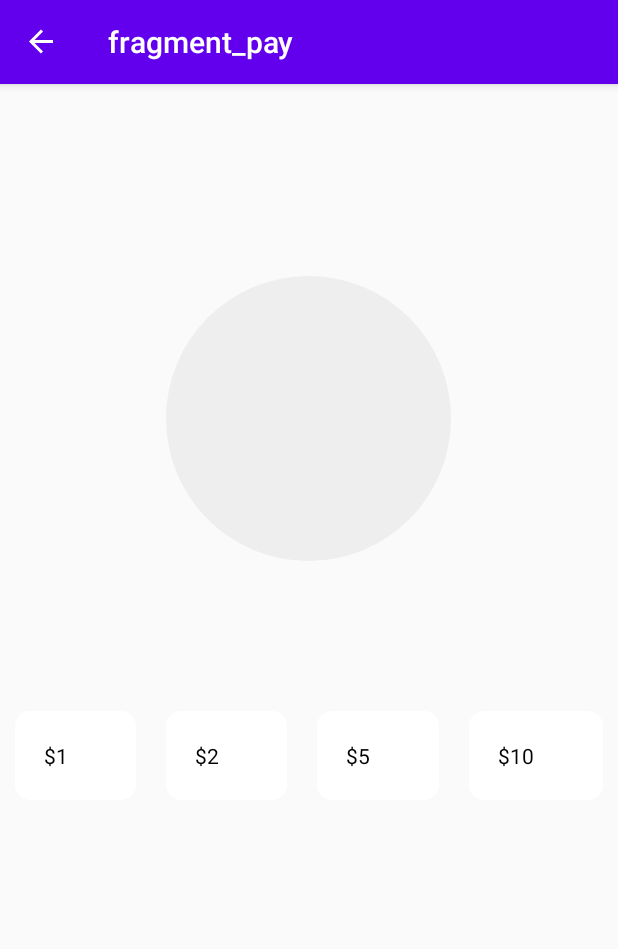
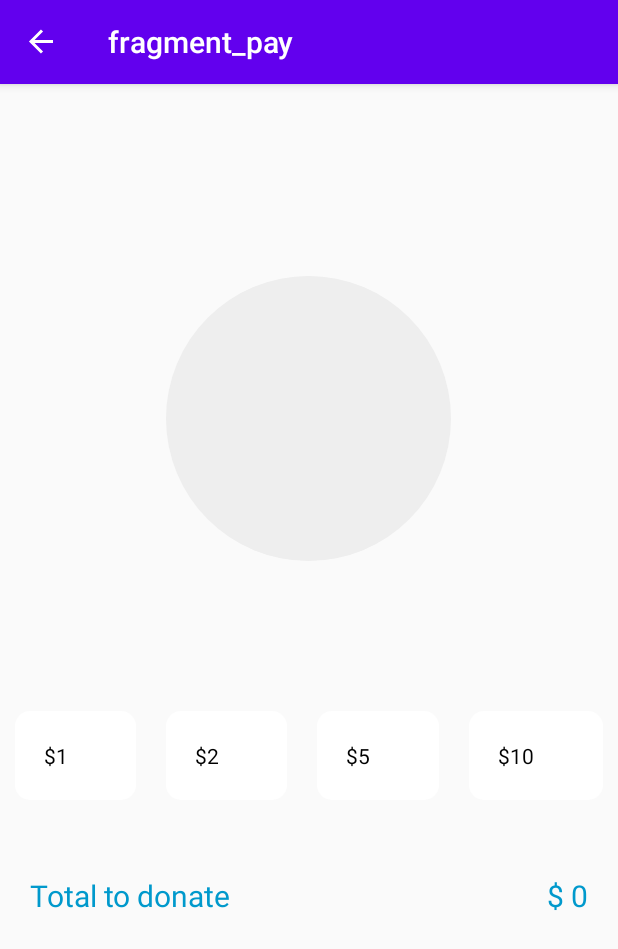
Before and after one commit to LucasPM97/GPaySample, an Android app: the PayFragment screen opened through its navigation route, on a phone screen of 412 x 824 dp. Shown: the top 949 px of the screen. Run offline under Robolectric (Android 15) with nearby library versions, the phone set to English and light mode, and no system bars; our stand-ins replace Picasso, navigation-ui; libraries missing offline, so code that uses them is left out: jp.wasabeef.picasso; pictures from the network do not load; 2 statements that could not run were skipped.

```diff
--- a/app/build.gradle
+++ b/app/build.gradle
@@ -6,6 +6,10 @@ apply plugin: "androidx.navigation.safeargs"
 android {
     compileSdkVersion 29
     buildToolsVersion "29.0.3"
+
+    dataBinding {
+        enabled = true
+    }
 
     defaultConfig {
         applicationId "com.lucas.gpay"
--- a/app/src/main/java/com/lucas/gpay/ui/pay/PayFragment.kt
+++ b/app/src/main/java/com/lucas/gpay/ui/pay/PayFragment.kt
@@ -5,16 +5,16 @@ import android.os.Bundle
 import android.view.LayoutInflater
 import android.view.View
 import android.view.ViewGroup
-import android.widget.RadioGroup
 import androidx.activity.OnBackPressedCallback
 import androidx.fragment.app.Fragment
+import androidx.lifecycle.MutableLiveData
+import androidx.lifecycle.Observer
 import androidx.lifecycle.ViewModelProvider
 import androidx.navigation.fragment.findNavController
 import com.lucas.gpay.R
 import com.squareup.picasso.Picasso
 import jp.wasabeef.picasso.transformations.CropCircleTransformation
 import kotlinx.android.synthetic.main.fragment_pay.*
-import kotlinx.android.synthetic.main.main_fragment.*
 import kotlinx.android.synthetic.main.main_fragment.avatar_image
 
 class PayFragment : Fragment() {
@@ -33,8 +33,24 @@ class PayFragment : Fragment() {
         super.onActivityCreated(savedInstanceState)
         viewModel = ViewModelProvider(this).get(PayViewModel::class.java)
 
-        Picasso.get().load(viewModel.avatarUrl).transform(CropCircleTransformation()).into(avatar_image);
+        Picasso.get().load(viewModel.getAvatarUrl()).transform(CropCircleTransformation()).into(avatar_image);
 
+        val price:MutableLiveData<Int?>? = viewModel.getMountToPay()
+
+        price?.observe(viewLifecycleOwner, Observer {
+            priceMount_text.text = "$ ${it.toString()}"
+        })
+
+        optionList.setOnCheckedChangeListener{ group, checkedId ->
+                val newPrice =  when(checkedId){
+                    price1.id-> 1
+                    price2.id-> 2
+                    price3.id-> 5
+                    price4.id-> 10
+                    else -> 0
+                }
+            viewModel.setMountToPay(newPrice)
+        }
     }
 
     override fun onAttach(context: Context) {
--- a/app/src/main/java/com/lucas/gpay/ui/pay/PayViewModel.kt
+++ b/app/src/main/java/com/lucas/gpay/ui/pay/PayViewModel.kt
@@ -1,12 +1,29 @@
 package com.lucas.gpay.ui.pay
 
+import androidx.lifecycle.MutableLiveData
 import androidx.lifecycle.ViewModel
 
 class PayViewModel : ViewModel() {
     // TODO: Implement the ViewModel
 
-    var avatarUrl: String? = "https://github.com/LucasPM97.png"
+    private var avatarUrl: String? = "https://github.com/LucasPM97.png"
 
-    var mountToPay:Int = 0
+    fun getAvatarUrl():String?{
+        return avatarUrl
+    }
+
+    private var mountToPay:MutableLiveData<Int?>? = null
+
+    fun getMountToPay():MutableLiveData<Int?>? {
+        if (mountToPay == null){
+            mountToPay = MutableLiveData<Int?>()
+            setMountToPay(0)
+        }
+        return mountToPay
+    }
+
+    fun setMountToPay(price:Int){
+        mountToPay?.value = price
+    }
 
 }
--- a/app/src/main/res/layout/fragment_pay.xml
+++ b/app/src/main/res/layout/fragment_pay.xml
@@ -28,6 +28,7 @@
                 android:orientation="horizontal"
                 android:layout_marginTop="100dp">
                 <RadioButton
+                    android:id="@+id/price1"
                     android:layout_width="wrap_content"
                     android:layout_height="wrap_content"
                     android:layout_weight="4"
@@ -37,6 +38,7 @@
                     android:text="$1"
                     android:button="@android:color/transparent"/>
                 <RadioButton
+                    android:id="@+id/price2"
                     android:layout_width="wrap_content"
                     android:layout_height="wrap_content"
                     android:layout_weight="4"
@@ -46,6 +48,7 @@
                     android:text="$2"
                     android:button="@android:color/transparent"/>
                 <RadioButton
+                    android:id="@+id/price3"
                     android:layout_width="wrap_content"
                     android:layout_height="wrap_content"
                     android:layout_weight="4"
@@ -55,6 +58,7 @@
                     android:text="$5"
                     android:button="@android:color/transparent"/>
                 <RadioButton
+                    android:id="@+id/price4"
                     android:layout_width="wrap_content"
                     android:layout_height="wrap_content"
                     android:layout_weight="4"
@@ -64,6 +68,27 @@
                     android:text="$10"
                     android:button="@android:color/transparent"/>
             </RadioGroup>
+        <LinearLayout
+            android:layout_width="match_parent"
+            android:layout_height="wrap_content"
+            android:orientation="horizontal"
+            android:layout_marginTop="50dp"
+            android:paddingHorizontal="20dp">
+            <TextView
+                android:layout_width="wrap_content"
+                android:layout_height="wrap_content"
+                android:layout_weight="1"
+                android:textSize="20dp"
+                android:text="Total to donate"
+                android:textColor="@android:color/holo_blue_dark"/>
+            <TextView
+                android:id="@+id/priceMount_text"
+                android:layout_width="wrap_content"
+                android:layout_height="wrap_content"
+                android:textSize="20dp"
+                android:textColor="@android:color/holo_blue_dark"/>
+        </LinearLayout>
+
     </LinearLayout>
 </androidx.core.widget.NestedScrollView>
 
```
